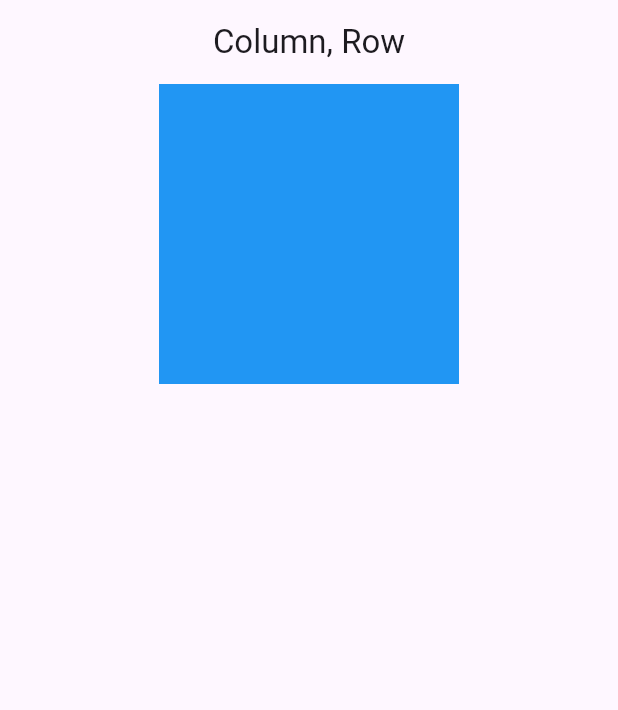
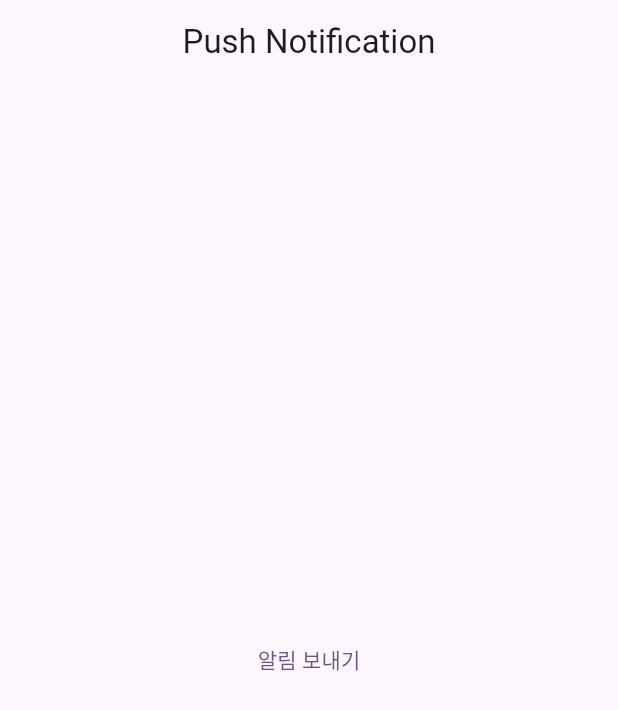
Before and after one commit to Lodny/core_courses, a Flutter app: the screen it shows after launch, on a phone screen of 412 x 824 dp. Shown: the top 710 px of the screen. Run offline on Flutter 3.47's test engine with Material 3 defaults, Android fonts, the phone set to English and light mode, and no system bars; our stand-ins replace flutter_local_notifications.

Commit message:
complete push

```diff
--- a/lib/page/scaffold_page.dart
+++ b/lib/page/scaffold_page.dart
@@ -1,25 +1,35 @@
+import 'package:core_courses/push/flutter_notification.dart';
 import 'package:flutter/material.dart';
 
-class ScaffoldPage extends StatelessWidget {
+class ScaffoldPage extends StatefulWidget {
   const ScaffoldPage({super.key});
+
+  @override
+  State<ScaffoldPage> createState() => _ScaffoldPageState();
+}
+
+class _ScaffoldPageState extends State<ScaffoldPage> {
+  @override
+  void initState() {
+    FlutterLocalNotification.init();
+    Future.delayed(
+      const Duration(seconds: 3),
+      FlutterLocalNotification.requestNotificationPermission,
+    );
+    super.initState();
+  }
 
   @override
   Widget build(BuildContext context) {
     return Scaffold(
       appBar: AppBar(
-        title: const Text('Column, Row'),
+        title: const Text('Push Notification'),
         centerTitle: true,
       ),
-      body: Container(
-        alignment: Alignment.center,
-        child: Column(
-          children: [
-            Container(
-              width: 200,
-              height: 200,
-              color: Colors.blue,
-            )
-          ],
+      body: Center(
+        child: TextButton(
+          onPressed: () => FlutterLocalNotification.showNotification(),
+          child: const Text('알림 보내기'),
         ),
       ),
     );
--- a/lib/push/flutter_notification.dart
+++ b/lib/push/flutter_notification.dart
@@ -16,6 +16,14 @@ class FlutterLocalNotification {
     await plugin.initialize(initializationSettings);
   }
 
+  static requestNotificationPermission() {
+    print('hi');
+
+    plugin.resolvePlatformSpecificImplementation<IOSFlutterLocalNotificationsPlugin>()
+        ?.requestPermissions(alert: true, badge: true, sound: true);
+    // plugin.requestPermissions(alert: true, badge: true, sound: true);
+  }
+
   static Future<void> showNotification() async {
     const AndroidNotificationDetails details = AndroidNotificationDetails(
         'channel id', 'channel name',
```
